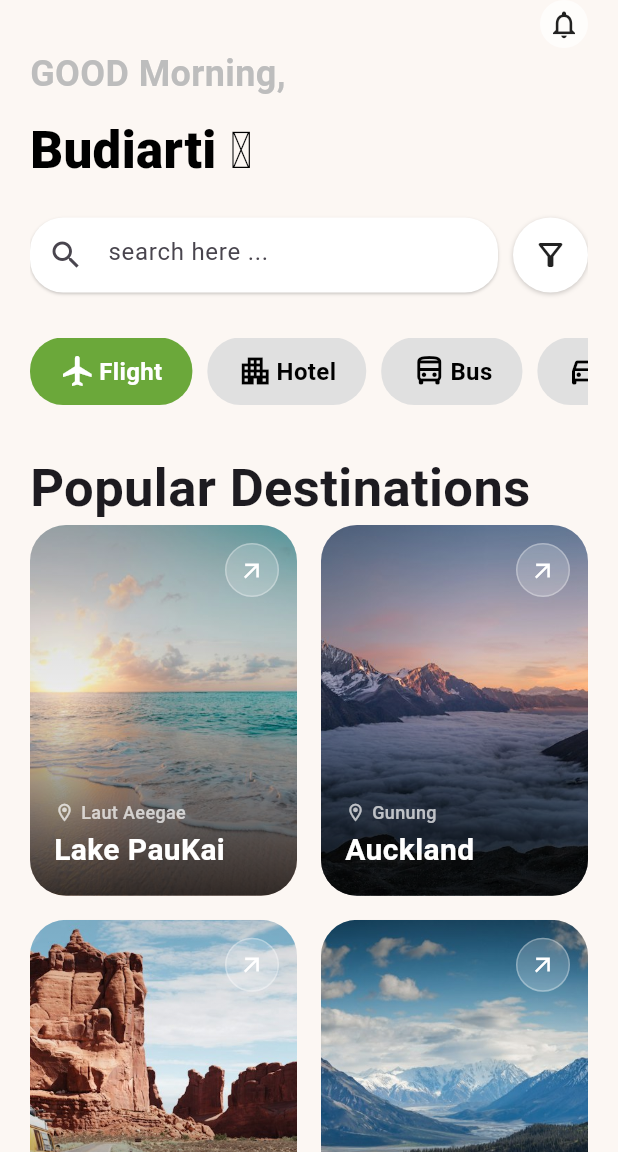
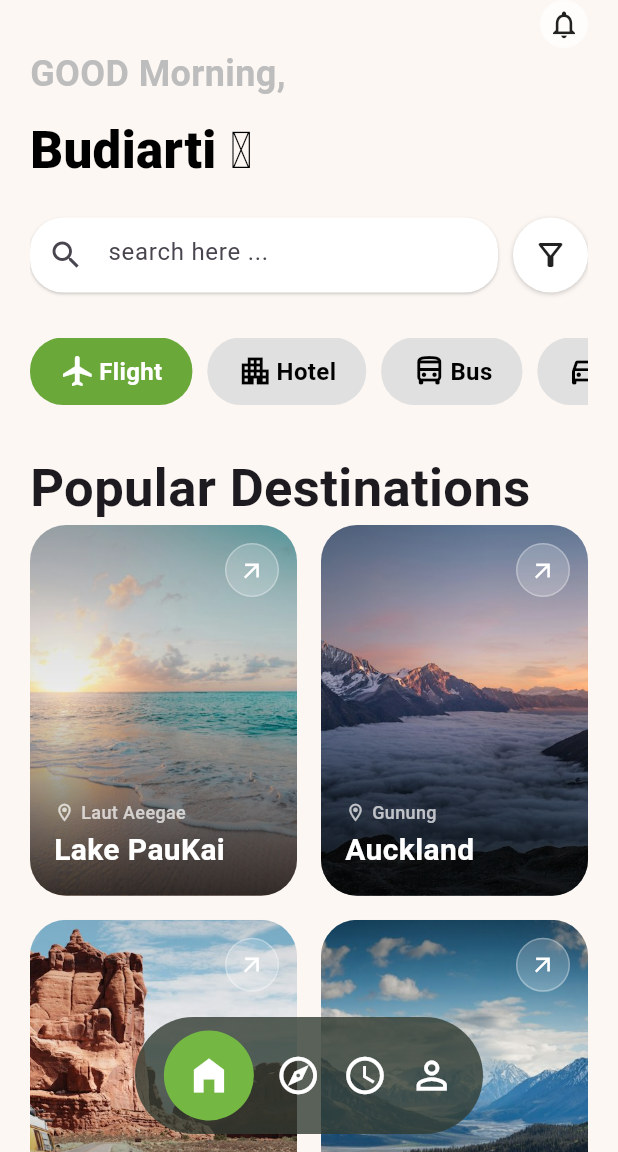
Before and after one commit to SamMasHack207/africatrip, a Flutter app: the screen it shows after launch, on a phone screen of 412 x 824 dp, the part 84-1236 px from its top. Run offline on Flutter 3.47's test engine with Material 3 defaults, Android fonts, the phone set to English and light mode, and no system bars.

Commit message:
navbar  implementation

```diff
--- a/lib/views/home/home_screen.dart
+++ b/lib/views/home/home_screen.dart
@@ -1,5 +1,6 @@
 import 'package:africatrip/views/home/widgets/categories_list.dart';
 import 'package:africatrip/views/home/widgets/destinations_grid.dart';
+import 'package:africatrip/views/home/widgets/navbar.dart';
 import 'package:flutter/material.dart';
 
 class HomeScreen extends StatelessWidget {
@@ -26,7 +27,9 @@ class HomeScreen extends StatelessWidget {
       backgroundColor: const Color(0xfffcf7f3),
       body: Padding(
         padding: const EdgeInsets.symmetric(horizontal: 20),
-        child: SingleChildScrollView(
+        child: Stack(
+          children: [
+            SingleChildScrollView(
               child: Column(
                 crossAxisAlignment: CrossAxisAlignment.start,
                 children: [
@@ -124,6 +127,10 @@ class HomeScreen extends StatelessWidget {
                 ],
               ),
             ),
+            // Navbar(),
+            Positioned(child: Navbar(), bottom: 12, left: 70, right: 70),
+          ],
+        ),
       ),
     );
   }
--- /dev/null
+++ b/lib/views/home/widgets/navbar.dart
@@ -0,0 +1,69 @@
+import 'package:flutter/material.dart';
+
+class Navbar extends StatefulWidget {
+  const Navbar({super.key});
+
+  @override
+  State<Navbar> createState() => _NavbarState();
+}
+
+int _selectedIndex = 0;
+
+class _NavbarState extends State<Navbar> {
+  @override
+  Widget build(BuildContext context) {
+    return Container(
+      padding: EdgeInsets.symmetric(horizontal: 12, vertical: 9),
+      decoration: BoxDecoration(
+        color: Color.fromARGB(255, 49, 59, 49).withOpacity(0.8),
+        borderRadius: BorderRadius.circular(40),
+      ),
+      child: Row(
+        mainAxisAlignment: MainAxisAlignment.spaceAround,
+        children: [
+          // Onglet 0 : Accueil (cercle vert actif)
+          _buildNavItem(icon: Icons.home_filled, index: 0),
+          // Onglet 1 : Boussole / Explore
+          _buildNavItem(icon: Icons.explore_outlined, index: 1),
+          // Onglet 2 : Horloge
+          _buildNavItem(icon: Icons.access_time, index: 2),
+          // Onglet 3 : Profil
+          _buildNavItem(icon: Icons.person_outline, index: 3),
+        ],
+      ),
+    );
+  }
+
+  Widget _buildNavItem({required IconData icon, required int index}) {
+    final isSelected = _selectedIndex == index;
+
+    return GestureDetector(
+      onTap: () {
+        if (index == 6) {
+          // Deuxième bouton : navigation vers SecondScreen
+          // Navigator.push(
+          //   context,
+          //   MaterialPageRoute(
+          //     builder: (context) => const SecondScreen(),
+          //   ),
+          // );
+        } else {
+          setState(() {
+            _selectedIndex = index;
+          });
+        }
+      },
+      child: isSelected
+          ? Container(
+              width: 60,
+              height: 60,
+              decoration: const BoxDecoration(
+                color: Color(0xFF74B743), // Pastille verte vive
+                shape: BoxShape.circle,
+              ),
+              child: Icon(icon, color: Colors.white, size: 30),
+            )
+          : Icon(icon, color: Colors.white, size: 30),
+    );
+  }
+}
```
Lines whose indentation alone changed are shown as unchanged.
